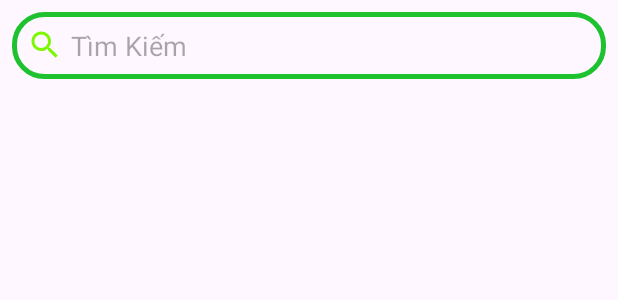
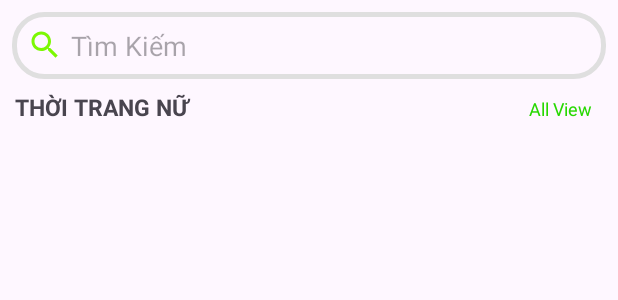
Before and after one commit to Longvu003/shopquanao, an Android app: the layout fragment_danhmuc.xml on its own in the app's theme, with its tools: preview values and no code run, on a phone screen of 412 x 824 dp. Shown: the top 300 px of the screen. Run offline under Robolectric (Android 15) with nearby library versions, the phone set to English and light mode, and no system bars.

Commit message:
Update fragment_danhmuc.xml

```diff
--- a/app/src/main/res/layout/fragment_danhmuc.xml
+++ b/app/src/main/res/layout/fragment_danhmuc.xml
@@ -16,10 +16,38 @@
             android:layout_height="wrap_content"
             android:layout_margin="8dp"
             android:drawableLeft="@drawable/ic_search"
-            android:background="@drawable/custom_edittext"
+            android:background="@drawable/custom_searchbar"
             android:padding="10dp"
             android:hint="Tìm Kiếm"
             android:drawablePadding="5dp"/>
+
+        <LinearLayout
+            android:layout_width="match_parent"
+            android:layout_height="wrap_content"
+            android:layout_marginLeft="10dp"
+            android:layout_marginRight="10dp"
+            android:orientation="horizontal"
+            android:weightSum="2">
+
+            <TextView
+                android:layout_width="match_parent"
+                android:layout_height="wrap_content"
+                android:layout_weight="1"
+                android:text="THỜI TRANG NỮ"
+                android:textSize="15dp"
+                android:textStyle="bold"/>
+
+            <TextView
+                android:layout_width="match_parent"
+                android:layout_height="wrap_content"
+                android:layout_weight="1"
+                android:text="All View"
+                android:gravity="end"
+                android:layout_marginRight="7dp"
+                android:textSize="12dp"
+                android:textColor="#27D800"/>
+
+        </LinearLayout>
 
 
     </LinearLayout>
```
